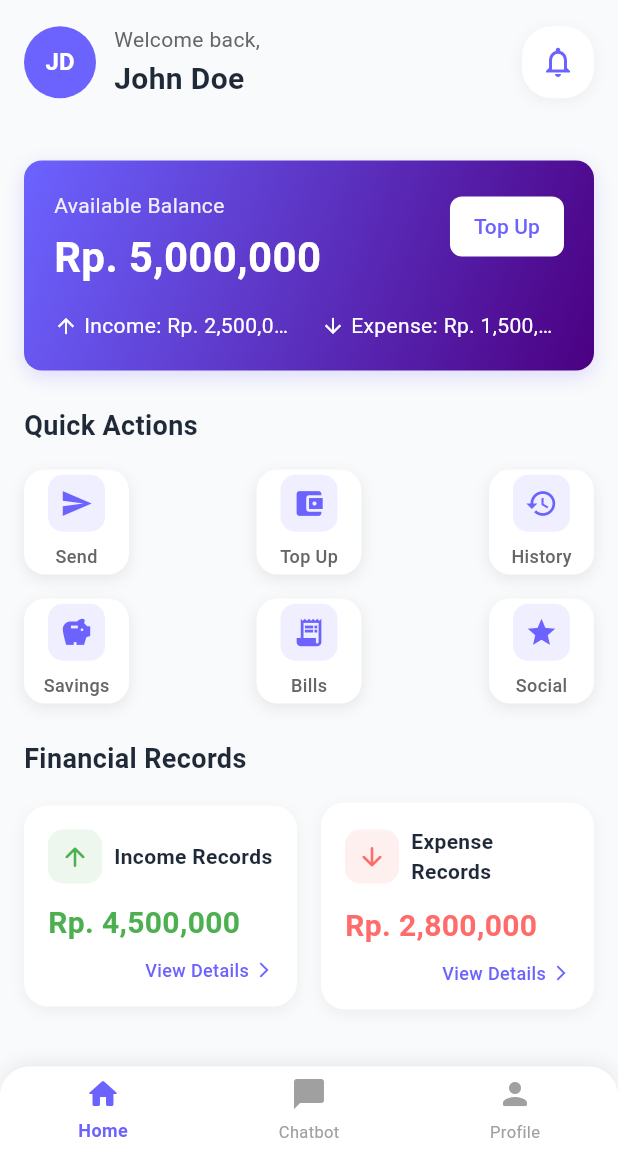
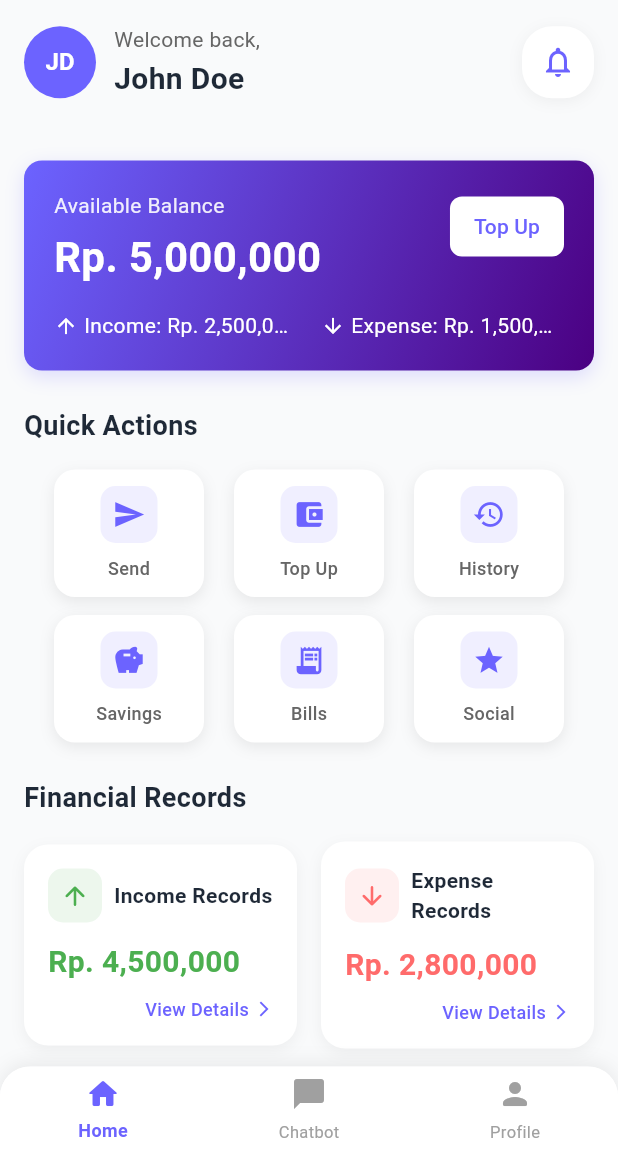
Before and after one commit to ThePayPlus/PayPlus_Mobile, a Flutter app: the HomeView screen opened by its route, on a phone screen of 412 x 824 dp, the part 84-1236 px from its top. Run offline on Flutter 3.47's test engine with Material 3 defaults, Android fonts, the phone set to English and light mode, and no system bars; our stand-ins replace fl_chart, get.

Commit message:
[view] edit bagian sortcut

```diff
--- a/lib/app/modules/home/views/home_view.dart
+++ b/lib/app/modules/home/views/home_view.dart
@@ -306,7 +306,7 @@ class HomeView extends GetView<HomeController> {
         ),
         const SizedBox(height: 16),
         Row(
-          mainAxisAlignment: MainAxisAlignment.spaceBetween,
+          mainAxisAlignment: MainAxisAlignment.spaceEvenly,
           children: [
             _buildQuickActionButton(
               icon: Icons.send,
@@ -325,9 +325,9 @@ class HomeView extends GetView<HomeController> {
             ),
           ],
         ),
-        const SizedBox(height: 16),
+        const SizedBox(height: 12),
         Row(
-          mainAxisAlignment: MainAxisAlignment.spaceBetween,
+          mainAxisAlignment: MainAxisAlignment.spaceEvenly,
           children: [
             _buildQuickActionButton(
               icon: Icons.savings,
@@ -358,8 +358,8 @@ class HomeView extends GetView<HomeController> {
     return GestureDetector(
       onTap: onTap,
       child: Container(
-        width: 70,
-        height: 70,
+        width: 100,
+        height: 85,
         decoration: BoxDecoration(
           color: cardColor,
           borderRadius: BorderRadius.circular(14),
```
